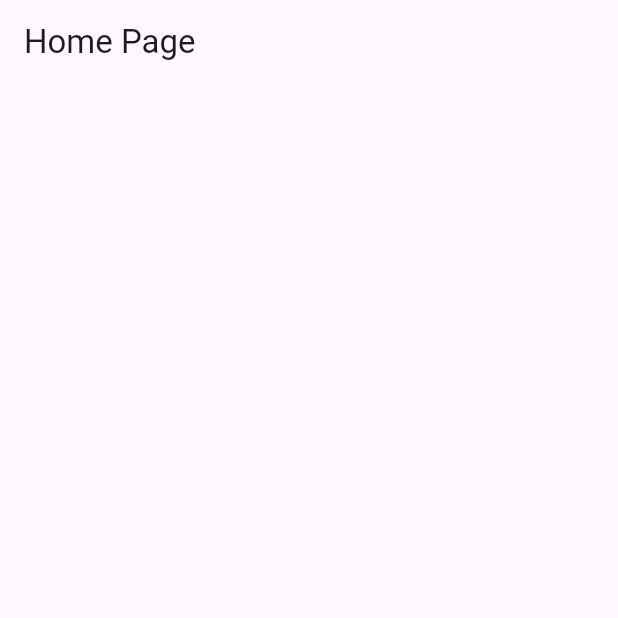
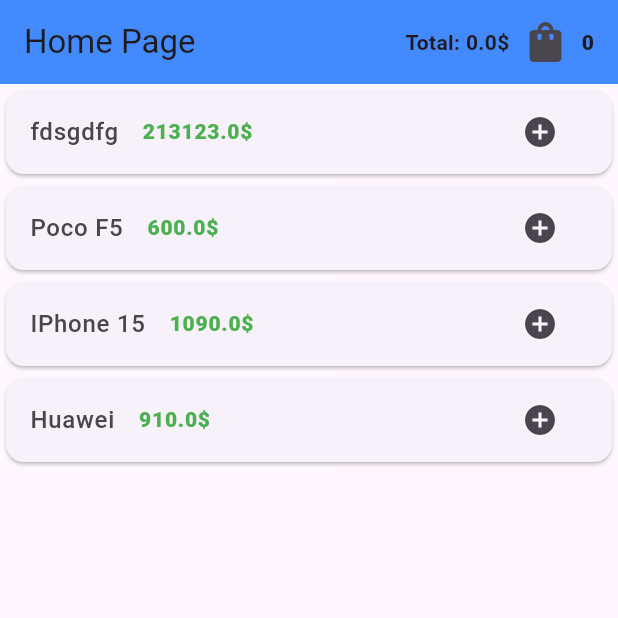
Before and after one commit to Moh4h/Cart, a Flutter app: the screen it shows after launch, on a phone screen of 412 x 824 dp, the top half of it. Run offline on Flutter 3.47's test engine with Material 3 defaults, Android fonts, the light colour scheme and no system bars.

Commit message:
Cart app for a Provider Example

```diff
--- a/lib/home.dart
+++ b/lib/home.dart
@@ -1,4 +1,8 @@
+import 'package:cart_example/checkout.dart';
+import 'package:cart_example/model/cart.dart';
+import 'package:cart_example/model/item.dart';
 import 'package:flutter/material.dart';
+import 'package:provider/provider.dart';
 
 class Home extends StatefulWidget {
   const Home({super.key});
@@ -10,9 +14,100 @@
 class _HomeState extends State<Home> {
   @override
   Widget build(BuildContext context) {
+    List<Item> items = [
+      Item(name: "fdsgdfg", price: 213123),
+      Item(name: "Poco F5", price: 600),
+      Item(name: "IPhone 15", price: 1090),
+      Item(name: "Huawei", price: 910),
+    ];
+
     return Scaffold(
-      appBar: AppBar(title: Text("Home Page")),
-      body: ListView(children: []),
+      appBar: AppBar(
+        actions: [
+          Padding(
+            padding: const EdgeInsets.only(right: 16),
+            child: Row(
+              children: [
+                Text(
+                  style: TextStyle(fontWeight: FontWeight.bold),
+                  "Total: ${context.watch<Cart>().getPrice}\$",
+                ),
+                IconButton(
+                  onPressed: () {
+                    if (context.read<Cart>().getItemCount != 0) {
+                      Navigator.of(context).push(
+                        MaterialPageRoute(builder: (context) => Checkout()),
+                      );
+                    } else {
+                      showDialog(
+                        context: context,
+                        builder: (context) {
+                          return AlertDialog(
+                            title: Text("Error"),
+                            content: Text(
+                              "there must be atlaest 1 item in the cart",
+                            ),
+                            actions: [
+                              IconButton(
+                                onPressed: () {
+                                  Navigator.of(context).pop();
+                                },
+                                icon: Icon(
+                                  Icons.arrow_drop_down_circle_outlined,
+                                ),
+                              ),
+                            ],
+                          );
+                        },
+                      );
+                    }
+                  },
+                  icon: Icon(Icons.shopping_bag, size: 32),
+                ),
+                Consumer<Cart>(
+                  builder: (context, value, child) {
+                    print("test consumer on cart");
+                    return Text(
+                      value.getItemCount.toString(),
+                      style: TextStyle(fontWeight: FontWeight.w800),
+                    );
+                  },
+                ),
+              ],
+            ),
+          ),
+        ],
+        backgroundColor: Colors.blueAccent,
+        title: Text("Home Page"),
+      ),
+      body: ListView.builder(
+        itemCount: items.length,
+        itemBuilder: (context, index) {
+          print("card");
+          return Card(
+            child: ListTile(
+              leading: Text(
+                items[index].name.toString(),
+                style: TextStyle(fontWeight: FontWeight.w500, fontSize: 16),
+              ),
+              title: Text(
+                items[index].price.toString() + "\$",
+                style: TextStyle(
+                  color: Colors.green,
+                  fontWeight: FontWeight.w900,
+                  fontSize: 14,
+                ),
+              ),
+              trailing: IconButton(
+                onPressed: () {
+                  context.read<Cart>().addItem(items[index]);
+                },
+                icon: Icon(Icons.add_circle),
+              ),
+            ),
+          );
+        },
+      ),
     );
   }
 }
--- a/lib/main.dart
+++ b/lib/main.dart
@@ -1,5 +1,7 @@
 import 'package:cart_example/home.dart';
+import 'package:cart_example/model/cart.dart';
 import 'package:flutter/material.dart';
+import 'package:provider/provider.dart';
 
 void main() {
   runApp(const MainApp());
@@ -10,8 +12,10 @@
 
   @override
   Widget build(BuildContext context) {
-    return const MaterialApp(
-      home: Home()
-    );
+    return ChangeNotifierProvider(create: (context) {
+
+      return Cart();
+
+    },child: MaterialApp(home: Home(),),);
   }
 }
--- /dev/null
+++ b/lib/model/cart.dart
@@ -0,0 +1,23 @@
+
+
+import 'package:cart_example/model/item.dart';
+import 'package:flutter/material.dart';
+
+class Cart extends ChangeNotifier{
+List<Item> _item=[];
+double _price=0;
+void addItem(Item item){
+  _item.add(item);
+  _price +=item.price!;
+notifyListeners();
+}
+void removeItem(Item item){
+  _price -=item.price!;
+  _item.remove(item);
+
+notifyListeners();
+}
+int get getItemCount => _item.length;
+double get getPrice => _price;
+List<Item>  get getItem => _item;
+}
--- /dev/null
+++ b/lib/model/item.dart
@@ -0,0 +1,6 @@
+ class Item {
+
+  String? name;
+  double? price;
+ Item({required this.name,required this.price});
+ }
```
Also changed, not shown: lib/checkout.dart (added, +68 -0 lines).
